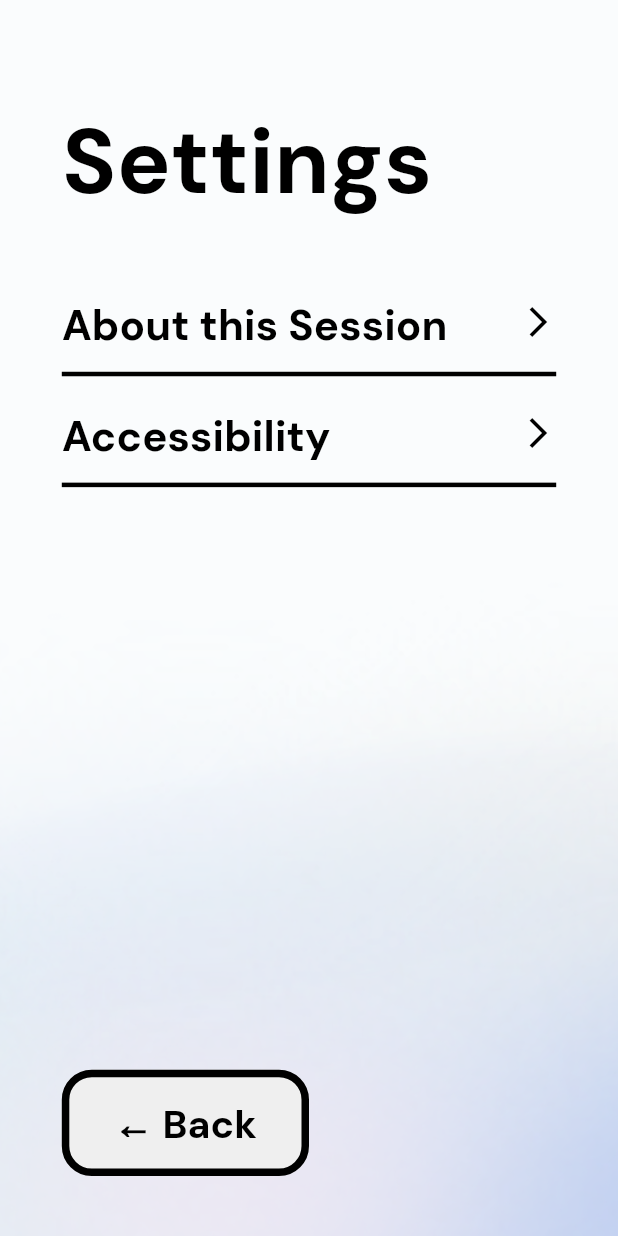
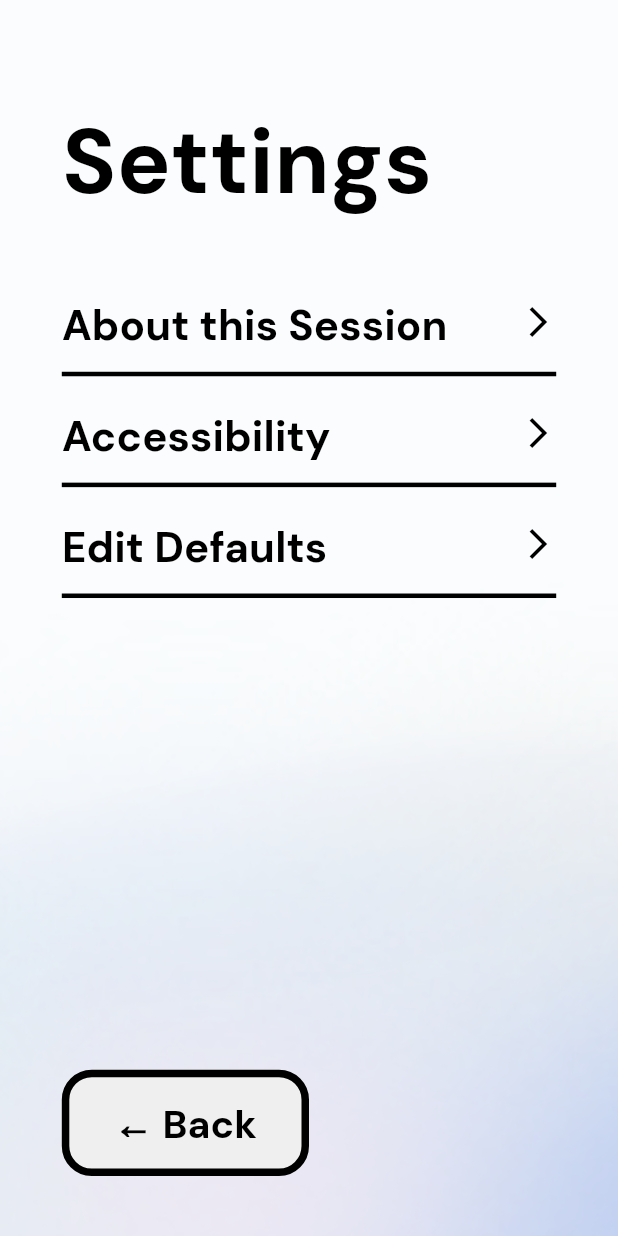
Before and after one commit to Clinicircle/InformER, a Flutter app: the SettingsScreen screen opened directly with empty values, on a phone screen of 412 x 824 dp. Run offline on Flutter 3.47's test engine with Material 3 defaults, Android fonts, the phone set to English and light mode, and no system bars; our stand-ins replace cloud_firestore, firebase_core, flutter_tts, google_fonts, google_generative_ai, shared_preferences; accounts and stored records are empty.

Commit message:
Update settings.dart

```diff
--- a/lib/settings.dart
+++ b/lib/settings.dart
@@ -168,6 +168,20 @@ class SettingsScreen extends StatelessWidget {
                     itemHeight: settingsItemHeight,
                     settings: settings,
                   ),
+                  const SizedBox(height: 5),
+                  _buildSettingsItem(
+                    context,
+                    title: 'Edit Defaults',
+                    onPressed: () {
+                      Navigator.push(
+                        context,
+                        MaterialPageRoute(builder: (_) => const EditScreen()),
+                      );
+                    },
+                    itemWidth: itemWidth,
+                    itemHeight: settingsItemHeight,
+                    settings: settings,
+                  ),
                   const Spacer(),
                   Padding(
                     padding: const EdgeInsets.only(bottom: 40.0),
```
